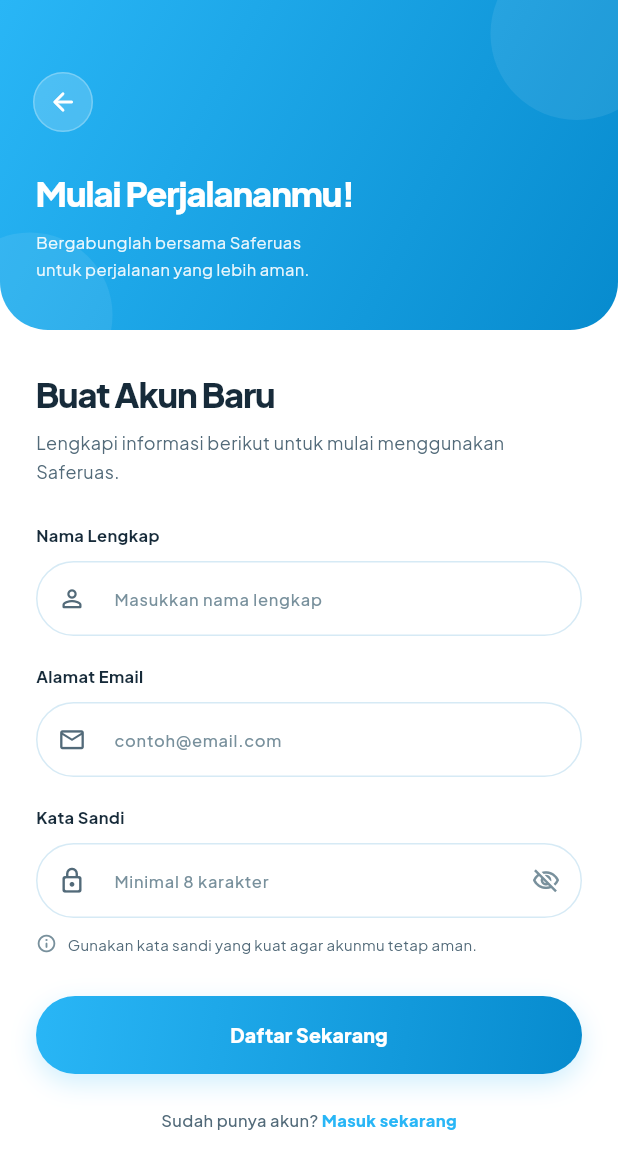
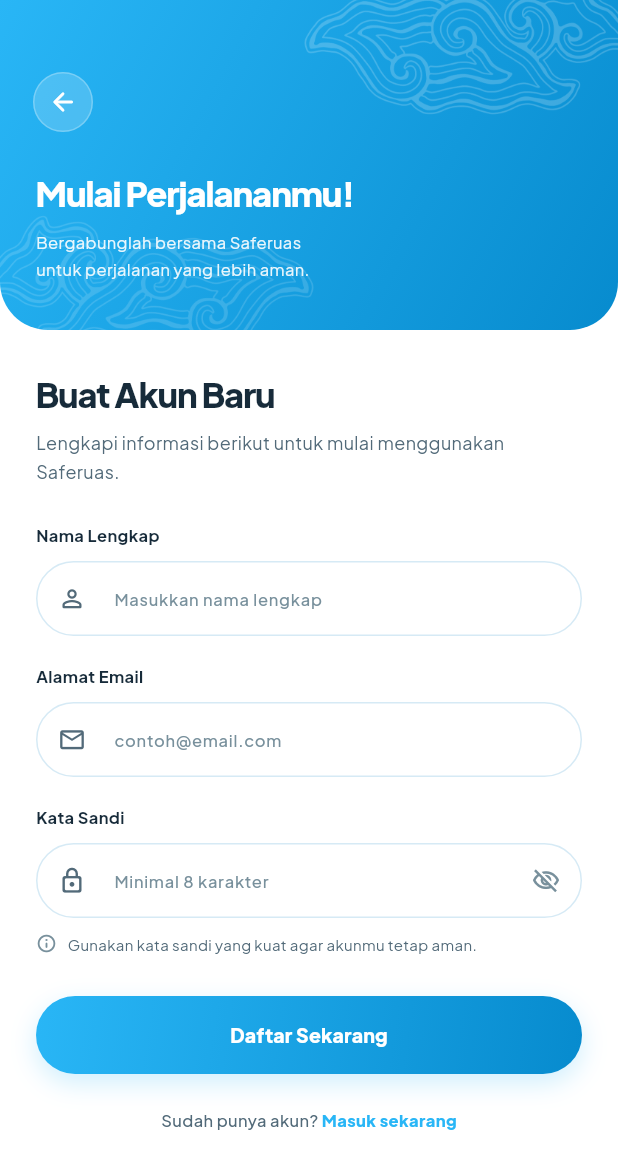
Before and after one commit to faldyardiansyah/SafeRuas, a Flutter app: the screen it shows after launch, after a tap on "Lewati", after a tap on "Masuk", after a tap on "Daftar sekarang", on a phone screen of 412 x 824 dp. Shown: the top 1169 px of the screen. Run offline on Flutter 3.47's test engine with Material 3 defaults, Android fonts, the phone set to English and light mode, and no system bars; drawn by our look-alikes of flutter_animate, skeletonizer; our stand-ins replace awesome_snackbar_content, camera, flutter_map, flutter_tts, geolocator, get and 3 more; missing offline and left inert: tflite_flutter; project files that could hold a hidden picture were left out.

Commit message:
update tampilan login dll

```diff
--- a/lib/modules/auth/views/login_view.dart
+++ b/lib/modules/auth/views/login_view.dart
@@ -3,7 +3,7 @@
 import 'package:google_fonts/google_fonts.dart';
 import 'package:flutter_animate/flutter_animate.dart';
 import 'package:lottie/lottie.dart';
-
+import 'package:saferuas/utils/widgets/mega_mendung.dart';
 import 'package:saferuas/utils/app_colors.dart';
 import '../controllers/login_controller.dart';
 
@@ -313,16 +313,31 @@
     ),
     child: Stack(
       children: [
-          // Hiasan lingkaran kecil
         Positioned(
-            right: -25,
-            top: -35,
-            child: _circle(85, Colors.white.withValues(alpha: 0.08)),
+          right: -40,
+          top: -20,
+          child:  MegaMendung(
+            width: 230,
+            color: Color(0x26FFFFFF),
+          ).animate().fadeIn(duration: 600.ms).scale(begin: const Offset(0.8, 0.8), end: const Offset(1, 1)),
         ),
         Positioned(
-            left: -30,
-            bottom: -40,
-            child: _circle(75, Colors.white.withValues(alpha: 0.08)),
+          left: -40,
+          bottom: -30,
+          child:  MegaMendung(
+            width: 230,
+            flip: true,
+            color: Color(0x1AFFFFFF),
+          ).animate().fadeIn(duration: 600.ms).scale(begin: const Offset(0.8, 0.8), end: const Offset(1, 1)),
+        ),
+
+        Positioned(
+          left : -40,
+          top: -20,
+          child:  MegaMendung(
+            width: 210,
+            color: Color(0x1AFFFFFF),
+          ).animate().fadeIn(delay: 400.ms, duration: 600.ms),
         ),
 
         // Nama dan slogan Saferuas
--- a/lib/modules/auth/views/register_view.dart
+++ b/lib/modules/auth/views/register_view.dart
@@ -2,7 +2,7 @@
 import 'package:get/get.dart';
 import 'package:google_fonts/google_fonts.dart';
 import 'package:flutter_animate/flutter_animate.dart';
-
+import 'package:saferuas/utils/widgets/mega_mendung.dart';
 import 'package:saferuas/utils/app_colors.dart';
 import '../controllers/register_controller.dart';
 
@@ -204,7 +204,6 @@
     return Container(
       height: 220,
       width: double.infinity,
-      clipBehavior: Clip.hardEdge,
       decoration: const BoxDecoration(
         gradient: AppColors.primaryGradient,
         borderRadius: BorderRadius.only(
@@ -212,31 +211,33 @@
           bottomRight: Radius.circular(32),
         ),
       ),
+      child: ClipRRect(
+        borderRadius: const BorderRadius.only(
+          bottomLeft: Radius.circular(32),
+          bottomRight: Radius.circular(32),
+        ),
         child: Stack(
+          clipBehavior: Clip.none,
           children: [
             Positioned(
-            right: -30,
-            top: -35,
-            child: Container(
-              width: 115,
-              height: 115,
-              decoration: BoxDecoration(
-                color: Colors.white.withValues(alpha: 0.08),
-                shape: BoxShape.circle,
-              ),
+              right: -20,
+              top: -20,
+              child: MegaMendung(width: 230, color: Color(0x33FFFFFF))
+                  .animate()
+                  .fadeIn(duration: 600.ms)
+                  .scale(
+                    begin: const Offset(0.8, 0.8),
+                    end: const Offset(1, 1),
                   ),
             ),
             Positioned(
-            left: -35,
-            bottom: -45,
-            child: Container(
-              width: 110,
-              height: 110,
-              decoration: BoxDecoration(
-                color: Colors.white.withValues(alpha: 0.08),
-                shape: BoxShape.circle,
-              ),
-            ),
+              left: -20,
+              bottom: -20,
+              child: MegaMendung(
+                width: 230,
+                flip: true,
+                color: Color(0x26FFFFFF),
+              ).animate().fadeIn(delay: 200.ms, duration: 600.ms),
             ),
             Positioned(
               top: 48,
@@ -247,19 +248,19 @@
                   width: 40,
                   height: 40,
                   decoration: BoxDecoration(
-                  color: Colors.white.withValues(alpha: 0.18),
+                    color: AppColors.textWhite.withValues(alpha: 0.18),
                     shape: BoxShape.circle,
                     border: Border.all(
-                    color: Colors.white.withValues(alpha: 0.25),
+                      color: AppColors.textWhite.withValues(alpha: 0.25),
                     ),
                   ),
                   child: const Icon(
                     Icons.arrow_back_rounded,
-                  color: Colors.white,
+                    color: AppColors.textWhite,
                     size: 20,
                   ),
                 ),
-            ),
+              ).animate().fadeIn(duration: 400.ms).slideX(begin: -0.2, end: 0),
             ),
             Positioned(
               left: 24,
@@ -272,23 +273,27 @@
                         style: GoogleFonts.plusJakartaSans(
                           fontSize: 23,
                           fontWeight: FontWeight.w800,
-                    color: Colors.white,
+                          color: AppColors.textWhite,
                           letterSpacing: -0.7,
                         ),
-                ),
+                      )
+                      .animate()
+                      .fadeIn(duration: 450.ms)
+                      .slideX(begin: -0.1, end: 0),
                   const SizedBox(height: 8),
                   Text(
                     'Bergabunglah bersama Saferuas\nuntuk perjalanan yang lebih aman.',
                     style: GoogleFonts.plusJakartaSans(
                       fontSize: 11,
-                    color: Colors.white.withValues(alpha: 0.9),
+                      color: AppColors.textWhite.withValues(alpha: 0.9),
                       height: 1.6,
+                    ),
+                  ).animate().fadeIn(delay: 100.ms, duration: 500.ms),
+                ],
               ),
             ),
           ],
         ),
-          ),
-        ],
       ),
     ).animate().fadeIn(duration: 500.ms);
   }
--- a/lib/modules/main/controllers/main_controller.dart
+++ b/lib/modules/main/controllers/main_controller.dart
@@ -1,4 +1,5 @@
 import 'package:get/get.dart';
+import 'package:saferuas/routes/app_routes.dart';
 
 class MainController extends GetxController {
   final currentIndex = 0.obs;
@@ -8,6 +9,6 @@
   }
 
   void openReport() {
-    Get.toNamed('/reportCamera');
+    Get.toNamed(AppRoutes.reportCamera);
   }
 }
--- a/lib/modules/profile/views/profile_view.dart
+++ b/lib/modules/profile/views/profile_view.dart
@@ -78,7 +78,7 @@
 
   Widget _buildHeader() {
     return Container(
-          height: 195,
+          height: 200,
           width: double.infinity,
           decoration: BoxDecoration(
             gradient: LinearGradient(
--- a/lib/modules/splash/views/splash_view.dart
+++ b/lib/modules/splash/views/splash_view.dart
@@ -4,6 +4,7 @@
 import 'package:google_fonts/google_fonts.dart';
 
 import '../../../utils/app_colors.dart';
+import '../../../utils/widgets/mega_mendung.dart';
 import '../controllers/splash_controller.dart';
 
 class SplashView extends GetView<SplashController> {
@@ -19,7 +20,72 @@
         child: SafeArea(
           child: Stack(
             children: [
-              // Cahaya background dengan animasi
+              Positioned(
+                left: -60,
+                top: -50,
+                child: MegaMendung(width: 260, color: const Color(0x26FFFFFF))
+                    .animate(onPlay: (c) => c.repeat(reverse: true))
+                    .fadeIn(duration: 1500.ms)
+                    .scale(
+                      begin: const Offset(0.95, 0.95),
+                      end: const Offset(1.08, 1.08),
+                      duration: 3000.ms,
+                      curve: Curves.easeInOut,
+                    ),
+              ),
+
+              Positioned(
+                right: -60,
+                top: -50,
+                child:
+                    MegaMendung(
+                          width: 260,
+                          flip: true,
+                          color: const Color(0x26FFFFFF),
+                        )
+                        .animate(onPlay: (c) => c.repeat(reverse: true))
+                        .fadeIn(duration: 1600.ms)
+                        .scale(
+                          begin: const Offset(0.95, 0.95),
+                          end: const Offset(1.08, 1.08),
+                          duration: 3200.ms,
+                          curve: Curves.easeInOut,
+                        ),
+              ),
+
+              Positioned(
+                left: -70,
+                bottom: -60,
+                child:
+                    MegaMendung(
+                          width: 280,
+                          flip: true,
+                          color: const Color(0x22FFFFFF),
+                        )
+                        .animate(onPlay: (c) => c.repeat(reverse: true))
+                        .fadeIn(duration: 1800.ms)
+                        .scale(
+                          begin: const Offset(1.0, 1.0),
+                          end: const Offset(1.10, 1.10),
+                          duration: 3500.ms,
+                          curve: Curves.easeInOut,
+                        ),
+              ),
+
+              Positioned(
+                right: -70,
+                bottom: -60,
+                child: MegaMendung(width: 280, color: const Color(0x22FFFFFF))
+                    .animate(onPlay: (c) => c.repeat(reverse: true))
+                    .fadeIn(duration: 1900.ms)
+                    .scale(
+                      begin: const Offset(1.0, 1.0),
+                      end: const Offset(1.10, 1.10),
+                      duration: 3600.ms,
+                      curve: Curves.easeInOut,
+                    ),
+              ),
+
               Positioned(
                 top: 100,
                 left: -70,
@@ -46,14 +112,12 @@
                     ),
               ),
 
-              // Identitas aplikasi
               Center(
                 child: Padding(
                   padding: const EdgeInsets.symmetric(horizontal: 28),
                   child: Column(
                     mainAxisSize: MainAxisSize.min,
                     children: [
-                      // Logo muncul dengan efek membesar
                       Container(
                             width: 112,
                             height: 112,
@@ -103,7 +167,6 @@
 
                       const SizedBox(height: 25),
 
-                      // Judul muncul setelah logo
                       const Text(
                             'SafeRuas',
                             style: TextStyle(
@@ -125,7 +188,6 @@
 
                       const SizedBox(height: 9),
 
-                      // Tagline tampil secara bertahap
                       const Text(
                             'Navigasi cerdas untuk perjalanan\n'
                             'yang lebih aman dan nyaman.',
@@ -149,7 +211,6 @@
 
                       const SizedBox(height: 20),
 
-                      // Aksen identitas dengan efek melebar
                       Container(
                             width: 34,
                             height: 4,
@@ -172,7 +233,6 @@
                 ),
               ),
 
-              // Loading di bagian bawah layar
               Positioned(
                 left: 22,
                 right: 22,
@@ -238,7 +298,6 @@
 
                       const SizedBox(height: 12),
 
-                      // Progress bar animasi
                       ClipRRect(
                         borderRadius: BorderRadius.circular(30),
                         child: TweenAnimationBuilder<double>(
--- a/lib/routes/app_pages.dart
+++ b/lib/routes/app_pages.dart
@@ -13,6 +13,10 @@
 import 'package:saferuas/modules/main/controllers/main_controller.dart';
 import 'package:saferuas/modules/home/controllers/home_controller.dart';
 import 'package:saferuas/modules/riwayat/controllers/riwayat_controller.dart';
+import 'package:saferuas/modules/report/controllers/report_camera_controller.dart';
+import 'package:saferuas/modules/report/controllers/report_form_controller.dart';
+import 'package:saferuas/modules/report/views/report_camera_view.dart';
+import 'package:saferuas/modules/report/views/report_form_view.dart'; // Tambahkan import ini jika belum ada
 import 'app_routes.dart';
 
 class AppPages {
@@ -47,8 +51,8 @@
         Get.lazyPut<RegisterController>(() => RegisterController());
       }),
     ),
-        GetPage(
-      name: '/main',
+    GetPage(
+      name: AppRoutes.main,
       page: () => const MainView(),
       binding: BindingsBuilder(() {
         Get.lazyPut<MainController>(() => MainController());
@@ -58,5 +62,20 @@
         Get.lazyPut<RiwayatController>(() => RiwayatController());
       }),
     ),
+    // Halaman Kamera Laporan
+    GetPage(
+      name: AppRoutes.reportCamera,
+      page: () => ReportCameraView(),
+      binding: BindingsBuilder(() {
+        Get.lazyPut<ReportCameraController>(() => ReportCameraController());
+      }),
+    ),
+    GetPage(
+      name: AppRoutes.reportForm,
+      page: () => ReportFormView(),
+      binding: BindingsBuilder(() {
+        Get.lazyPut<ReportFormController>(() => ReportFormController());
+      }),
+    ),
   ];
 }
--- a/lib/routes/app_routes.dart
+++ b/lib/routes/app_routes.dart
@@ -9,4 +9,8 @@
   static const home = '/home';
   static const maps = '/maps';
   static const profile = '/profile';
+
+  // Rute untuk fitur Report / Kamera
+  static const reportCamera = '/report-camera';
+  static const reportForm = '/report-form';
 }
```
Also changed, not shown: lib/modules/report/controllers/report_camera_controller.dart (+10 -18 lines), lib/modules/report/controllers/report_form_controller.dart (+10 -8 lines), lib/modules/report/views/report_camera_view.dart (+5 -6 lines), lib/modules/report/views/report_form_view.dart (+25 -18 lines). Lines whose indentation alone changed are shown as unchanged.
